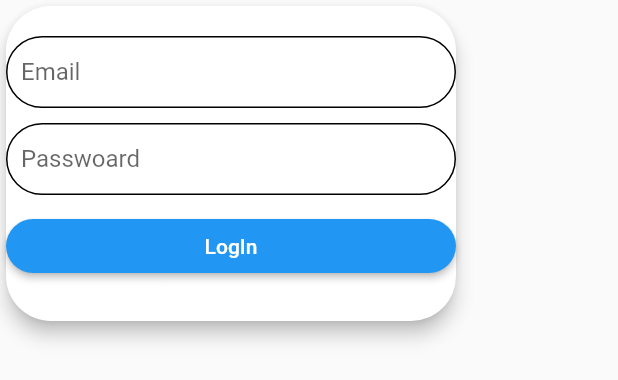
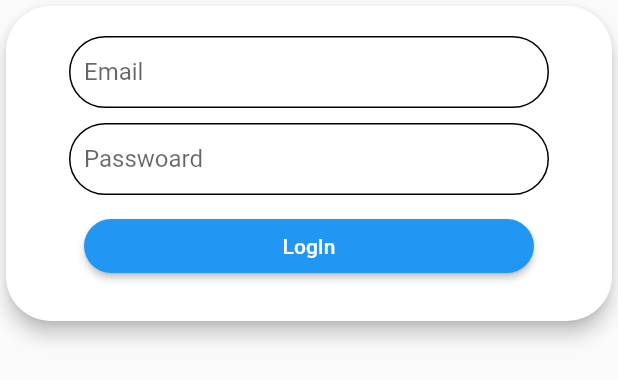
Before and after one commit to muhammedSalihT/ShopCart_Using_Api-Getx, a Flutter app: the CoustemTextFormCard widget shown alone on an empty page, opened directly, on a phone screen of 412 x 824 dp. Shown: the top 380 px of the screen. Run offline on Flutter 3.47's test engine with Material 2 defaults, Android fonts, the phone set to English and light mode, and no system bars; our stand-ins replace carousel_slider, get, sms_autofill, timer_count_down.

Commit message:
custom form card field editted

```diff
--- a/lib/widgets/custom_textformcard.dart
+++ b/lib/widgets/custom_textformcard.dart
@@ -20,7 +20,7 @@ class CoustemTextFormCard extends StatelessWidget {
           borderRadius: BorderRadius.all(Radius.circular(30)),
         ),
         child: SizedBox(
-          width: 300.0,
+          width: double.infinity,
           height: height,
           child: Column(
             children:
```
Also changed, not shown: lib/authentication_page/views/register_view.dart (+5 -6 lines).
